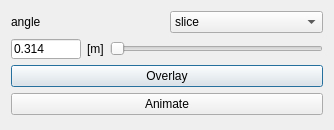
The window that SciDataTool/GUI/WSliceOperator/WSliceOperator.ui (Eomys/SciDataTool) describes before a commit, drawn with Qt 5.
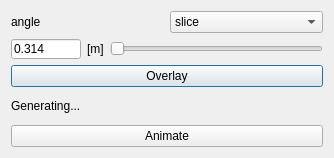
The same window after the commit. Custom widgets are drawn as their Qt base class.

Commit message: [NF] Adding "Generating..." label when creating animation

Diff of the .ui file:
```diff
--- a/SciDataTool/GUI/WSliceOperator/WSliceOperator.ui
+++ b/SciDataTool/GUI/WSliceOperator/WSliceOperator.ui
@@ -7,7 +7,7 @@
     <x>0</x>
     <y>0</y>
     <width>334</width>
-    <height>130</height>
+    <height>158</height>
    </rect>
   </property>
   <property name="windowTitle">
@@ -88,6 +88,13 @@
      </item>
     </layout>
    </item>
+   <item row="4" column="0">
+    <widget class="QPushButton" name="b_animate">
+     <property name="text">
+      <string>Animate</string>
+     </property>
+    </widget>
+   </item>
    <item row="0" column="0">
     <layout class="QHBoxLayout" name="horizontalLayout">
      <item>
@@ -168,9 +175,12 @@
     </layout>
    </item>
    <item row="3" column="0">
-    <widget class="QPushButton" name="b_animate">
+    <widget class="QLabel" name="l_loading">
+     <property name="enabled">
+      <bool>true</bool>
+     </property>
      <property name="text">
-      <string>Animate</string>
+      <string>Generating...</string>
      </property>
     </widget>
    </item>
```
The commit also changes 3 other files.
